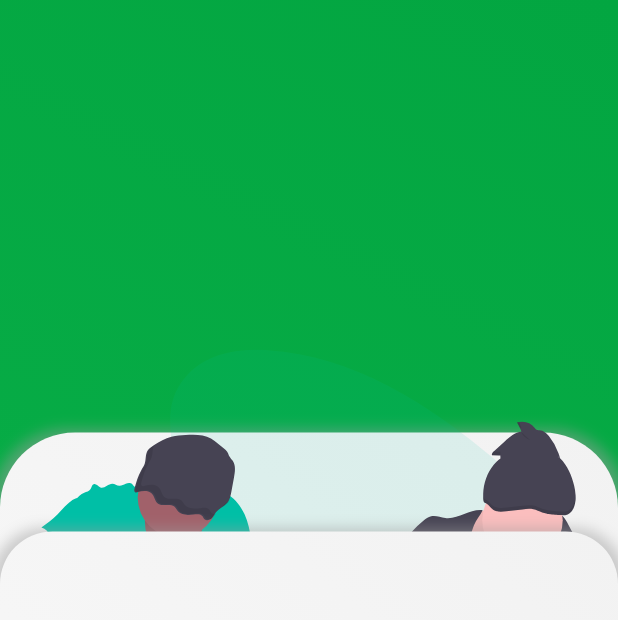
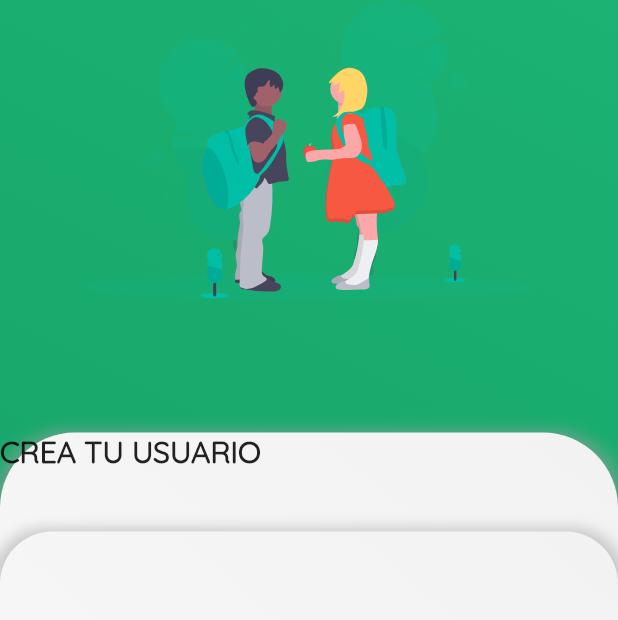
Before and after one commit to MeloGon/QuizApp, a Flutter app: the screen it shows after launch, on a phone screen of 412 x 824 dp. Shown: the top 620 px of the screen. Run offline on Flutter 3.47's test engine with Material 2 defaults, Android fonts, the phone set to English and light mode, and no system bars; our stand-ins replace flutter_svg.

Commit message:
second commit

```diff
--- a/lib/src/pages/enter_page.dart
+++ b/lib/src/pages/enter_page.dart
@@ -11,19 +11,33 @@ class _EnterPageState extends State<EnterPage> {
   @override
   Widget build(BuildContext context) {
     return Scaffold(
-      body: Stack(
+      body: SafeArea(
+        child: Stack(
           children: [
             backgroundLogin(),
+            Container(
+              height: 200.0,
+              width: double.infinity,
+              child: SvgPicture.asset('assets/images/boys.svg'),
+            ),
             Align(
                 alignment: Alignment.bottomCenter,
-              child: ContainerUpRounded(
+                child: Stack(
+                  children: [
+                    ContainerUpRounded(
                       ht: 0.65,
                       raLeft: 50.0,
                       raRight: 50.0,
+                    ),
+                    Text(
+                      'CREA TU USUARIO',
+                      style: TextStyle(
+                          fontSize: 20.0,
+                          fontFamily: 'quicksand',
+                          fontWeight: FontWeight.bold),
+                    ),
+                  ],
                 )),
-          Align(
-              alignment: Alignment.topCenter,
-              child: SvgPicture.asset('assets/images/student.svg')),
             Align(
                 alignment: Alignment.bottomCenter,
                 child: ContainerUpRounded(
@@ -32,6 +46,7 @@ class _EnterPageState extends State<EnterPage> {
                   raRight: 35.0,
                 )),
           ],
+        ),
       ),
     );
   }
@@ -44,7 +59,7 @@ class _EnterPageState extends State<EnterPage> {
           gradient: LinearGradient(
               begin: Alignment.topRight,
               end: Alignment.bottomLeft,
-              colors: [Color(0xff03A641), Color(0xff0AB14A)]),
+              colors: [Color(0xff1BB273), Color(0xff169D65)]),
         ));
   }
 }
```
Also changed, not shown: pubspec.yaml (+4 -4 lines), assets/fonts/Quicksand-Bold.ttf (added), assets/fonts/Quicksand-Light.ttf (added), assets/fonts/Quicksand-Medium.ttf (added), assets/fonts/Quicksand-Regular.ttf (added), assets/fonts/Quicksand-SemiBold.ttf (added), assets/images/alumns.svg (added), assets/images/boys.svg (added). Lines whose indentation alone changed are shown as unchanged.
